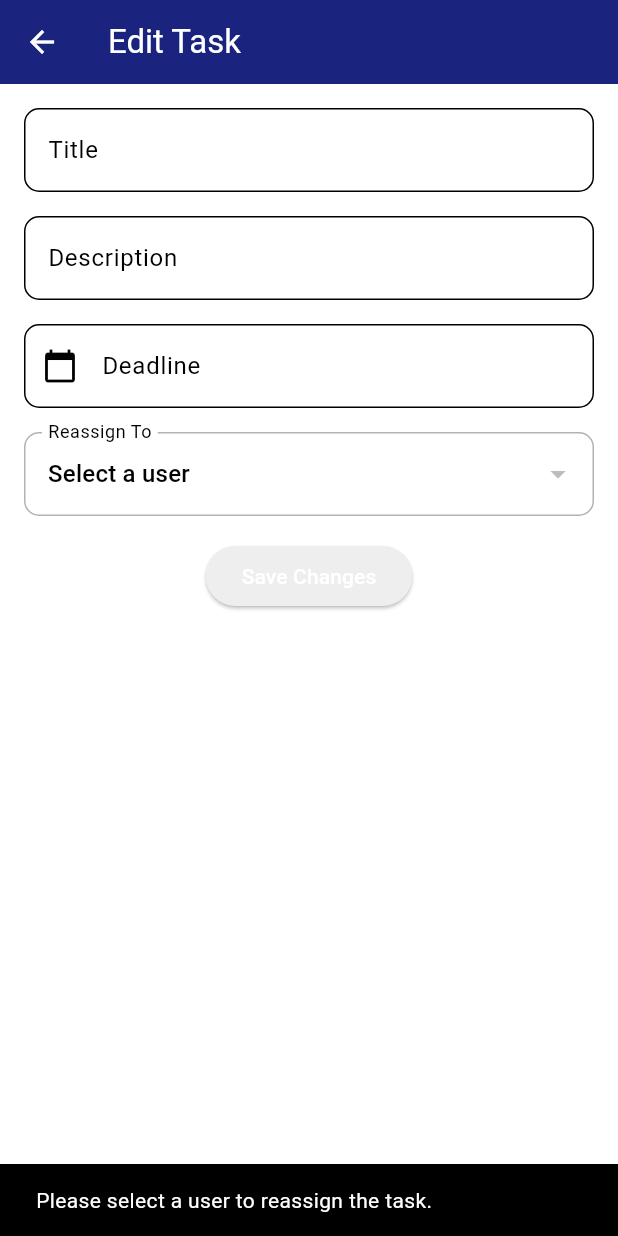
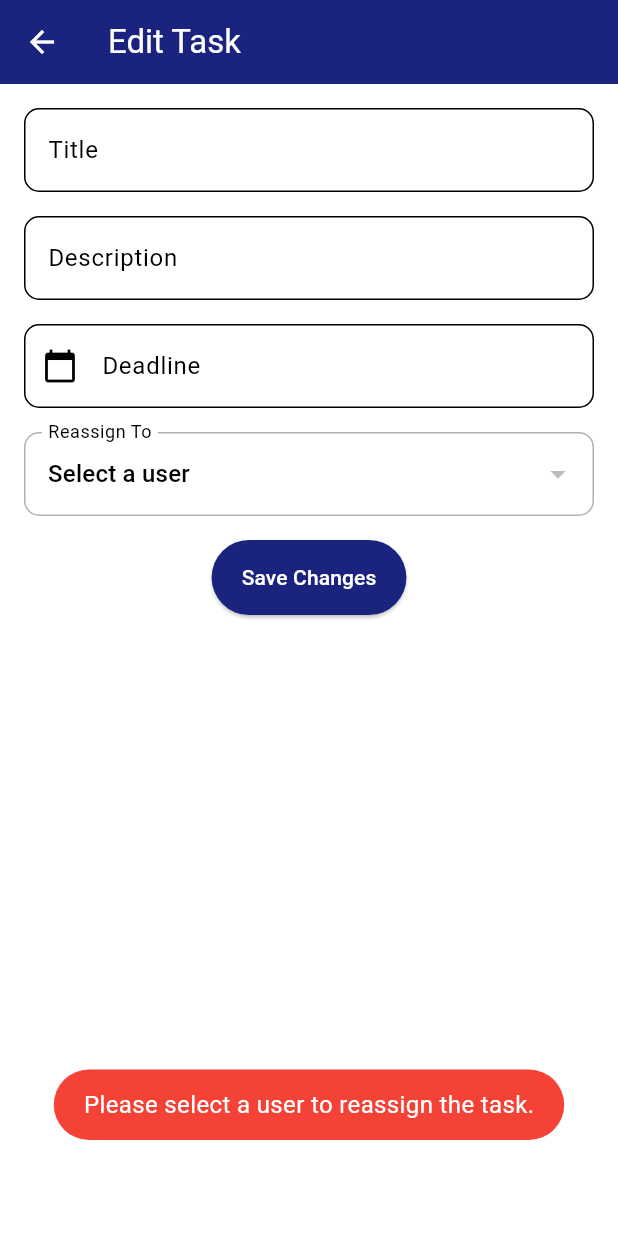
Before and after one commit to KLobTech-main/worksync-android, a Flutter app: the EditTaskPage screen opened directly with empty values, after a tap on "Save Changes", on a phone screen of 412 x 824 dp. Run offline on Flutter 3.47's test engine with Material 3 defaults, Android fonts, the light colour scheme and no system bars; our stand-ins replace awesome_notifications, connectivity_plus, dio, file_picker, fl_chart, fluttertoast and 4 more; accounts and stored records are empty.

Commit message:
Add button color and Bug fixing

```diff
--- a/lib/ui/homescreendrawer/annocements.dart
+++ b/lib/ui/homescreendrawer/annocements.dart
@@ -102,7 +102,7 @@ class _AnnouncementPageState extends State<AnnouncementPage> {
                     Icons.announcement,
                     color:
                         themeProvider.themeData.brightness == Brightness.light
-                            ? Colors.white
+                            ? Colors.indigo.shade900
                             : Color(0xFF57C9E7),
                   ),
                   title: Text(announcement['title'] ?? 'No Title'),
@@ -111,7 +111,7 @@ class _AnnouncementPageState extends State<AnnouncementPage> {
                     style: TextStyle(
                       color:
                           themeProvider.themeData.brightness == Brightness.light
-                              ? Colors.white
+                              ? Colors.grey
                               : Colors.grey,
                     ),
                   ),
--- a/lib/ui/taskandlogs/edittaskpage.dart
+++ b/lib/ui/taskandlogs/edittaskpage.dart
@@ -2,9 +2,9 @@
 import 'package:dass/colortheme/theme_maneger.dart';
 import 'package:dass/webservices/api.dart';
 import 'package:flutter/material.dart';
+import 'package:fluttertoast/fluttertoast.dart';
 import 'package:intl/intl.dart';
 import 'package:provider/provider.dart';
-import 'package:fluttertoast/fluttertoast.dart';
 
 class EditTaskPage extends StatefulWidget {
   final String taskId;
@@ -375,7 +375,16 @@ class _EditTaskPageState extends State<EditTaskPage> {
                   ),
                   const SizedBox(height: 16),
                   Center(
-                    child:  ElevatedButton(
+                      child: ElevatedButton(
+                    style: ElevatedButton.styleFrom(
+                      backgroundColor:
+                          themeProvider.themeData.brightness == Brightness.light
+                              ? Colors.indigo.shade900
+                              : Color(0xFF57C9E7),
+                      foregroundColor: Colors.white,
+                      padding:
+                          EdgeInsets.symmetric(horizontal: 20, vertical: 15),
+                    ),
                     onPressed: () async {
                       if (_assignedToEmail != null) {
                         try {
@@ -385,8 +394,7 @@ class _EditTaskPageState extends State<EditTaskPage> {
                               _titleController.text,
                               _descriptionController.text,
                               _deadlineController.text,
-                              context
-                            );
+                              context);
                           // Show toast on success
                           Fluttertoast.showToast(
                             msg: "Task reassigned successfully!",
@@ -409,16 +417,18 @@ class _EditTaskPageState extends State<EditTaskPage> {
                           );
                         }
                       } else {
-                          ScaffoldMessenger.of(context).showSnackBar(
-                            SnackBar(
-                              content: Text("Please select a user to reassign the task."),
-                            ),
+                        Fluttertoast.showToast(
+                          msg: "Please select a user to reassign the task.",
+                          toastLength: Toast.LENGTH_SHORT,
+                          gravity: ToastGravity.BOTTOM,
+                          backgroundColor: Colors.red,
+                          textColor: Colors.white,
+                          fontSize: 16.0,
                         );
                       }
                     },
                     child: Text("Save Changes"),
-                    )
-                  ),
+                  )),
                 ],
               ),
             ),
```
Lines whose indentation alone changed are shown as unchanged.
